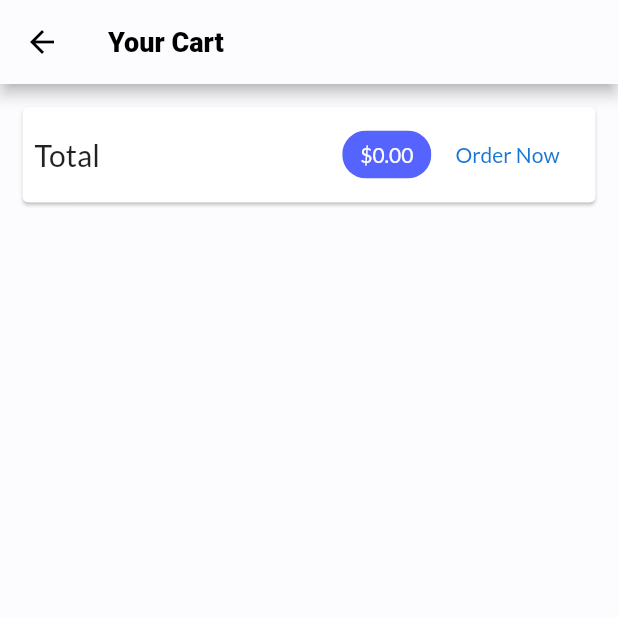
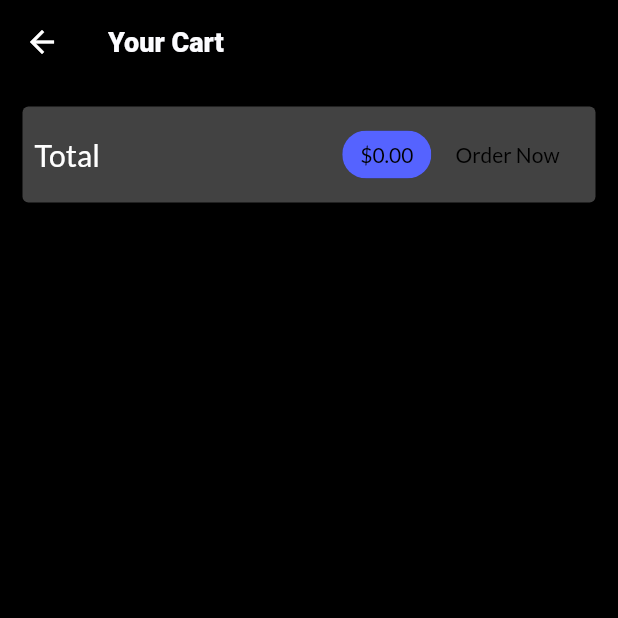
Before and after one commit to gabrielvie/MikeStoreApp, a Flutter app: the CartScreen screen opened by its route, after a tap on "Order Now", on a phone screen of 412 x 824 dp, the top half of it. Run offline on Flutter 3.47's test engine with Material 2 defaults, Android fonts, the phone set to English and light mode, and no system bars; network calls fail.

```diff
--- a/lib/main.dart
+++ b/lib/main.dart
@@ -25,7 +25,7 @@ class MyApp extends StatelessWidget {
       ],
       child: MaterialApp(
         title: Constants.appName,
-        theme: Constants.lightTheme,
+        theme: Constants.darkTheme,
         initialRoute: ProductsOverviewScreen.routeName,
         routes: {
           ProductsOverviewScreen.routeName: (_) => ProductsOverviewScreen(),
--- a/lib/screens/cart.dart
+++ b/lib/screens/cart.dart
@@ -2,6 +2,7 @@ import 'package:flutter/material.dart';
 import 'package:provider/provider.dart';
 
 import 'package:shopapp/providers/cart.dart' show CartProvider;
+import 'package:shopapp/providers/orders.dart';
 import 'package:shopapp/widgets/cart_item.dart';
 
 class CartScreen extends StatelessWidget {
@@ -36,7 +37,14 @@ class CartScreen extends StatelessWidget {
                     backgroundColor: Theme.of(context).accentColor,
                   ),
                   FlatButton(
-                    onPressed: () => print("ordering"),
+                    onPressed: () {
+                      Provider.of<OrdersProvider>(context, listen: false)
+                          .addOrder(
+                        cartProvider.items.values.toList(),
+                        cartProvider.totalAmount,
+                      );
+                      cartProvider.clear();
+                    },
                     child: const Text("Order Now"),
                     textColor: Theme.of(context).primaryColorDark,
                   ),
```
